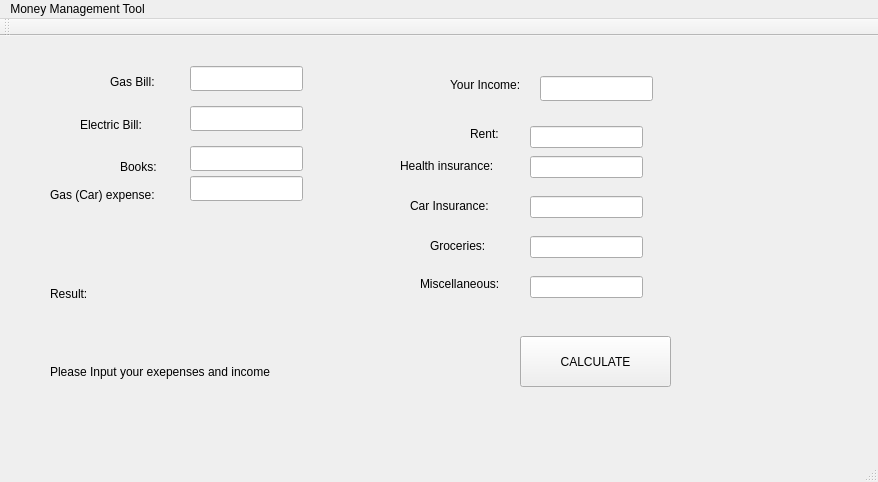
This is mainwindow.ui in AaribAbdullah/CPSC-254-PROJECT as Qt 5 draws it before an edit. The edited form follows.
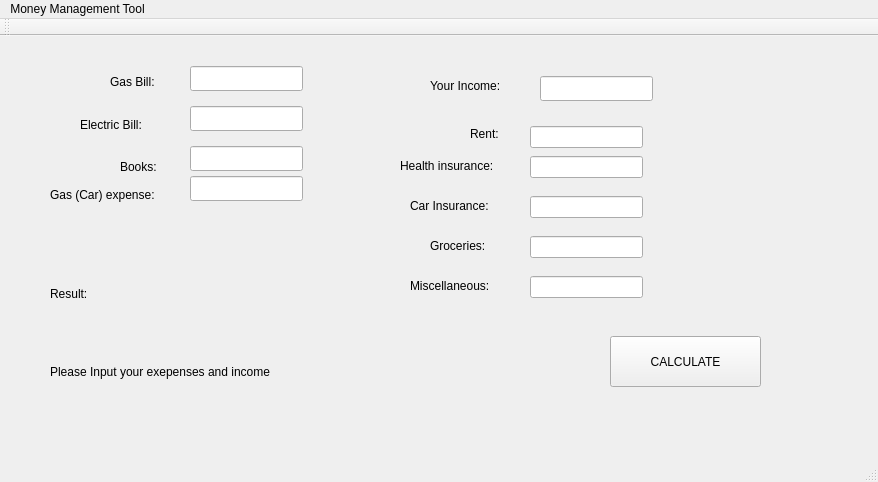
This is the edited form.

What changed in the file:
```diff
--- a/mainwindow.ui
+++ b/mainwindow.ui
@@ -17,7 +17,7 @@
    <widget class="QPushButton" name="pushButton">
     <property name="geometry">
      <rect>
-      <x>520</x>
+      <x>610</x>
       <y>300</y>
       <width>151</width>
       <height>51</height>
@@ -82,10 +82,10 @@
    <widget class="QLabel" name="label_5">
     <property name="geometry">
      <rect>
-      <x>450</x>
+      <x>430</x>
       <y>40</y>
-      <width>81</width>
-      <height>17</height>
+      <width>101</width>
+      <height>20</height>
      </rect>
     </property>
     <property name="text">
@@ -163,7 +163,7 @@
      <rect>
       <x>50</x>
       <y>280</y>
-      <width>461</width>
+      <width>491</width>
       <height>111</height>
      </rect>
     </property>
@@ -219,7 +219,7 @@
      <rect>
       <x>400</x>
       <y>120</y>
-      <width>101</width>
+      <width>131</width>
       <height>20</height>
      </rect>
     </property>
@@ -232,7 +232,7 @@
      <rect>
       <x>410</x>
       <y>160</y>
-      <width>91</width>
+      <width>111</width>
       <height>20</height>
      </rect>
     </property>
@@ -256,10 +256,10 @@
    <widget class="QLabel" name="label_12">
     <property name="geometry">
      <rect>
-      <x>420</x>
+      <x>410</x>
       <y>240</y>
-      <width>91</width>
-      <height>16</height>
+      <width>101</width>
+      <height>20</height>
      </rect>
     </property>
     <property name="text">
```
Left out of the diff: 2 changed lines with no effect on the pictures.
